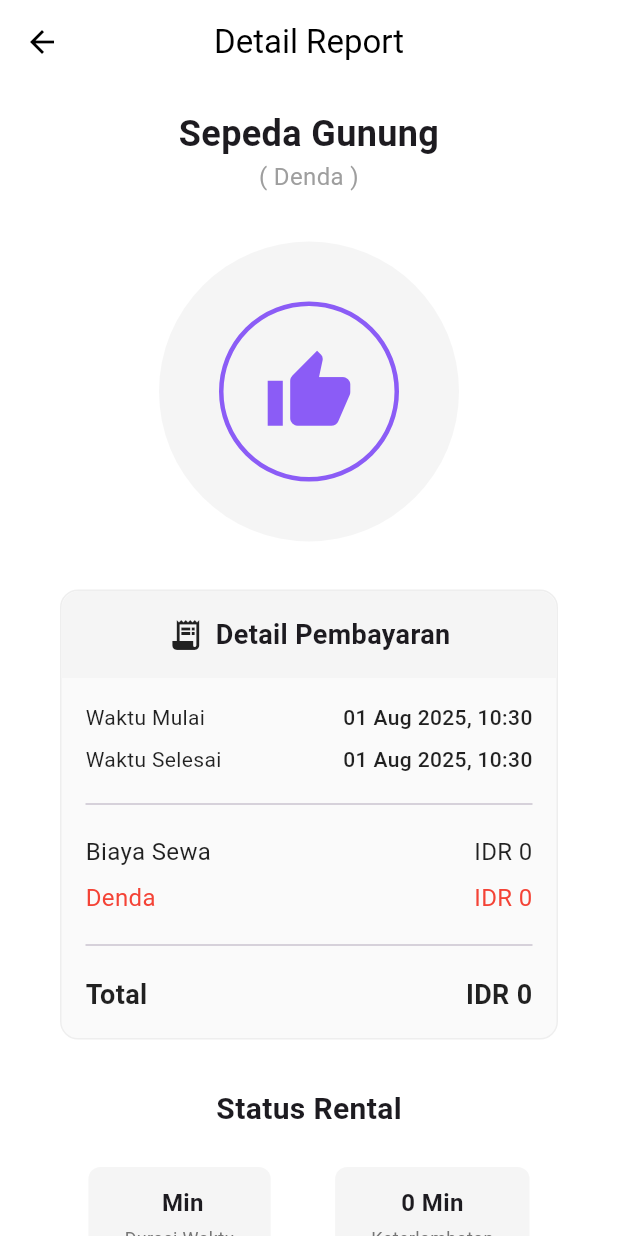
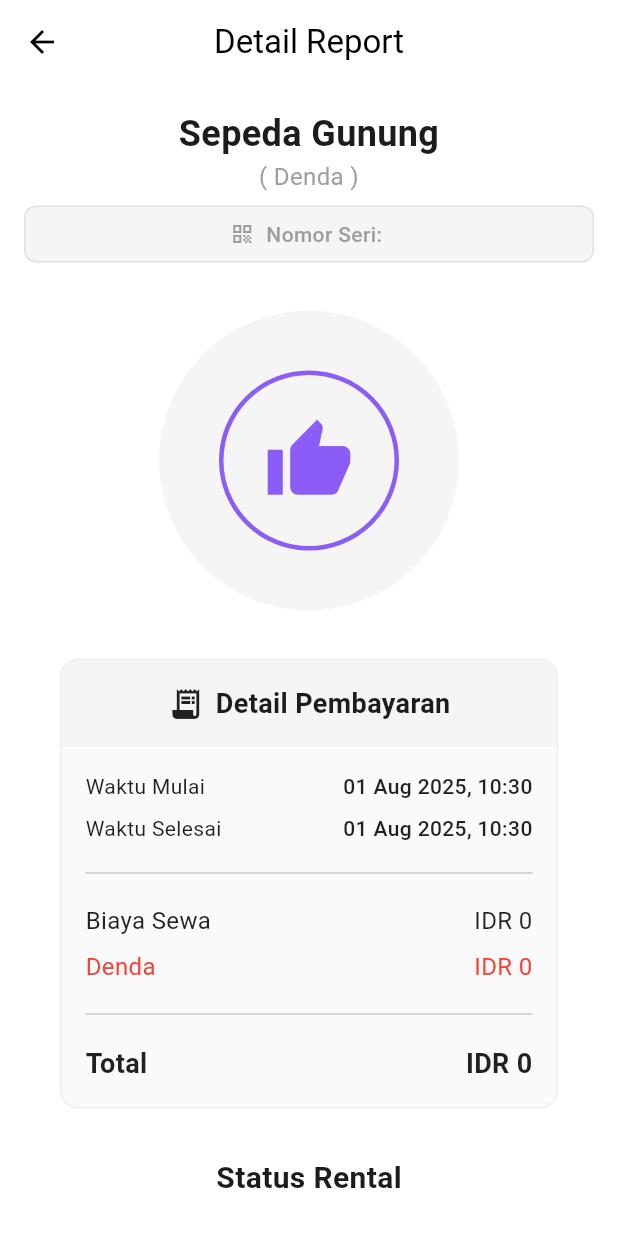
Before and after one commit to FrankStein31/Penyewaan-Sepeda-Android-Flutter, a Flutter app: the DetailReportPage screen opened directly with empty values, on a phone screen of 412 x 824 dp. Run offline on Flutter 3.47's test engine with Material 3 defaults, Android fonts, the phone set to English and light mode, and no system bars; our stand-ins replace flutter_secure_storage, fluttertoast, image_picker, webview_flutter; accounts and stored records are empty; network calls fail.

Commit message:
mendetailkan per sepeda (penyewa dapet id sepeda atau nomor seri sepeda. biar waktu pengembalian jika rusak, bisa tau sepeda mana yang rusak, dan bisa dihubungi penyewa terakhirnya) jadi setiap melakukan pemesananan, dapat nomer seri unik yang nantinya penyewa dan admin bisa lihat di report dan aktivitas.

```diff
--- a/lib/config.dart
+++ b/lib/config.dart
@@ -1,4 +1,4 @@
 class Config {
-  static const String baseUrl = 'http://192.168.233.131:3000/api';
+  static const String baseUrl = 'http://192.168.1.33:3000/api';
   static const String apiUrl = baseUrl;
 }
--- a/lib/petugas/pages/rental_monitoring_page.dart
+++ b/lib/petugas/pages/rental_monitoring_page.dart
@@ -142,6 +142,8 @@ class _RentalMonitoringPageState extends State<RentalMonitoringPage> {
                                 const SizedBox(height: 8),
                                 Text('Penyewa: ${rental['user_name']}'),
                                 Text('Telepon: ${rental['user_phone'] ?? '-'}'),
+                                Text(
+                                    'Nomor Seri: ${rental['serial_number'] ?? '-'}'),
                                 const SizedBox(height: 8),
                                 Text(
                                   'Mulai: ${_formatDateTimeToJakarta(rental['start_time'])}',
--- a/lib/user/pages/detail-report.dart
+++ b/lib/user/pages/detail-report.dart
@@ -354,6 +354,7 @@ class _DetailReportPageState extends State<DetailReportPage> {
   @override
   Widget build(BuildContext context) {
     final penaltyStatus = widget.rental['penalty_payment_status'] ?? '-';
+    final serialNumber = widget.rental['serial_number'] ?? '-';
     return Scaffold(
       backgroundColor: Colors.white,
       appBar: AppBar(
@@ -392,6 +393,33 @@ class _DetailReportPageState extends State<DetailReportPage> {
                         color: Colors.grey,
                       ),
                       textAlign: TextAlign.center,
+                    ),
+                    const SizedBox(height: 8),
+                    // Serial Number
+                    Container(
+                      padding: const EdgeInsets.symmetric(
+                          horizontal: 16, vertical: 8),
+                      decoration: BoxDecoration(
+                        color: Colors.grey[100],
+                        borderRadius: BorderRadius.circular(8),
+                        border: Border.all(color: Colors.grey[300]!),
+                      ),
+                      child: Row(
+                        mainAxisAlignment: MainAxisAlignment.center,
+                        children: [
+                          const Icon(Icons.qr_code,
+                              size: 16, color: Colors.grey),
+                          const SizedBox(width: 8),
+                          Text(
+                            'Nomor Seri: $serialNumber',
+                            style: const TextStyle(
+                              fontSize: 14,
+                              fontWeight: FontWeight.w500,
+                              color: Colors.grey,
+                            ),
+                          ),
+                        ],
+                      ),
                     ),
                     const SizedBox(height: 32),
 
```
Also changed, not shown: lib/petugas/pages/detail-activity.dart (+9 -0 lines), lib/petugas/pages/detail_report_admin.dart (+9 -0 lines), lib/user/pages/detail-activity.dart (+27 -0 lines).
